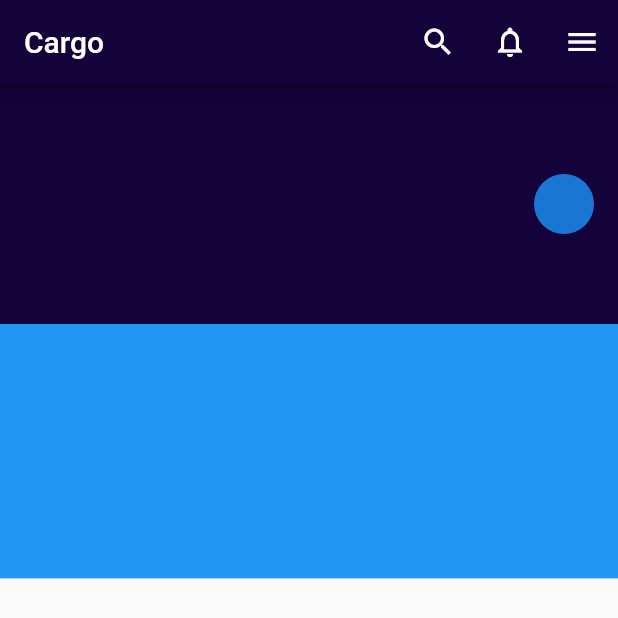
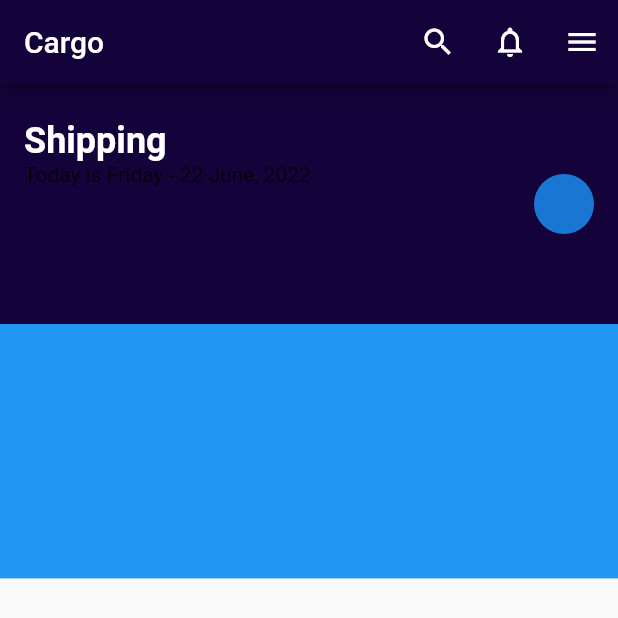
Before and after one commit to JAICHANGPARK/flutter_notebook_chapter_24, a Flutter app: the CargoShippingMainPage screen opened directly, on a phone screen of 412 x 824 dp. Shown: the top 618 px of the screen. Run offline on Flutter 3.47's test engine with Material 2 defaults, Android fonts, the phone set to English and light mode, and no system bars.

Commit message:
Update cargo_shipping_main_page.dart

```diff
--- a/lib/ep1351_cargo_shipping_app/view/cargo_shipping_main_page.dart
+++ b/lib/ep1351_cargo_shipping_app/view/cargo_shipping_main_page.dart
@@ -55,7 +55,18 @@ class _CargoShippingMainPageState extends State<CargoShippingMainPage> {
                         mainAxisAlignment: MainAxisAlignment.spaceBetween,
                         children: [
                           Column(
-                            children: [],
+                            crossAxisAlignment: CrossAxisAlignment.start,
+                            children: [
+                              Text(
+                                "Shipping",
+                                style: TextStyle(
+                                  color: Colors.white,
+                                  fontWeight: FontWeight.bold,
+                                  fontSize: 24,
+                                ),
+                              ),
+                              Text("Today is Friday - 22 June, 2022"),
+                            ],
                           ),
                           CircleAvatar()
                         ],
```
